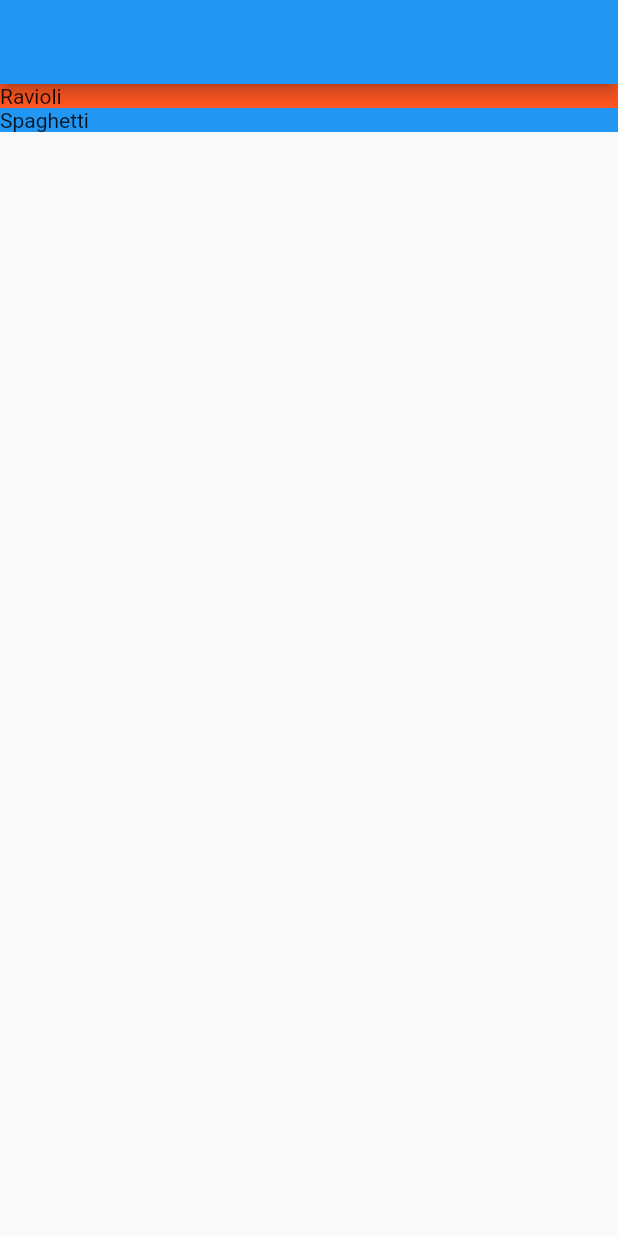
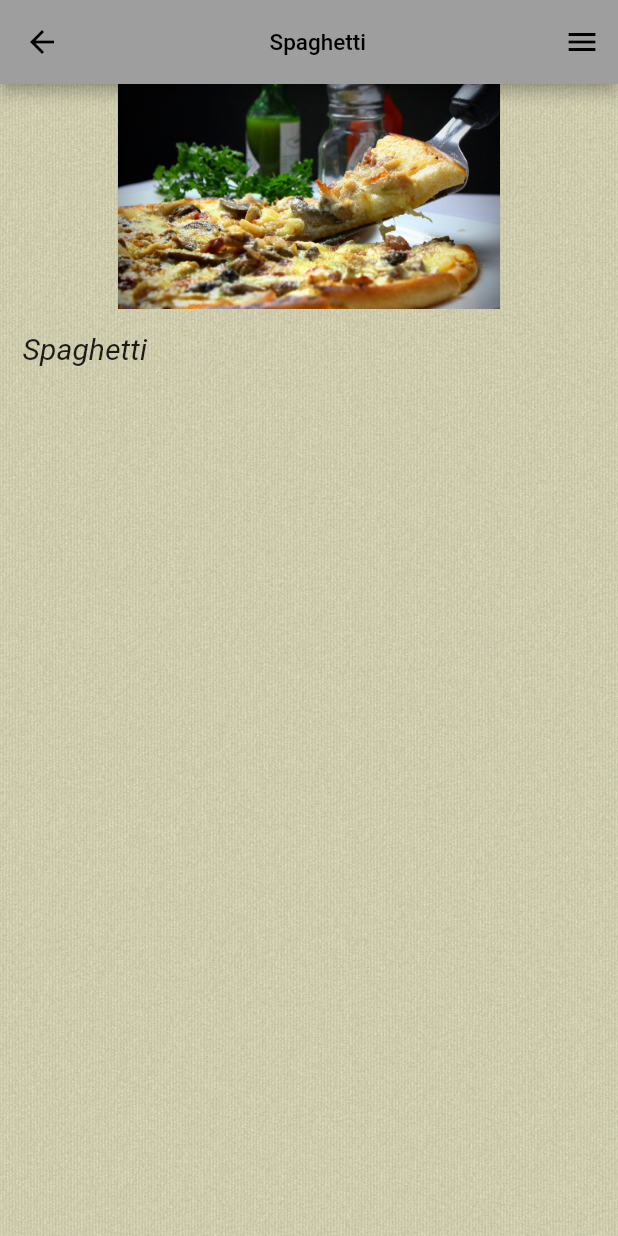
Before and after one commit to GawelSikora/recipe_notebook, a Flutter app: the screen it shows after launch, after a tap on "Spaghetti", on a phone screen of 412 x 824 dp. Run offline on Flutter 3.47's test engine with Material 2 defaults, Android fonts, the phone set to English and light mode, and no system bars; our stand-ins replace bloc, flutter_bloc.

Commit message:
Desing Pages

```diff
--- /dev/null
+++ b/lib/cubit/main_cubit.dart
@@ -0,0 +1,22 @@
+import 'package:bloc/bloc.dart';
+import 'package:meta/meta.dart';
+
+part 'main_state.dart';
+
+
+class MainCubit extends Cubit<MainState> {
+  MainCubit() : super(MainState()
+
+
+
+
+
+
+
+
+
+
+
+
+  );
+}
--- /dev/null
+++ b/lib/cubit/main_state.dart
@@ -0,0 +1,3 @@
+part of 'main_cubit.dart';
+
+class MainState {}
--- a/lib/main.dart
+++ b/lib/main.dart
@@ -1,4 +1,6 @@
 import 'package:flutter/material.dart';
+import 'package:flutter_bloc/flutter_bloc.dart';
+import 'package:recipe_notebook/cubit/main_cubit.dart';
 import 'package:recipe_notebook/pages/home_page.dart';
 
 void main() {
@@ -8,16 +10,17 @@ void main() {
 class MyApp extends StatelessWidget {
   const MyApp({super.key});
 
-
   @override
   Widget build(BuildContext context) {
-    return MaterialApp(
-      title: 'Flutter Demo',
-      theme: ThemeData(
-
-        primarySwatch: Colors.blue,
+    return BlocProvider(
+      create: (context) => MainCubit(),
+      child: MaterialApp(
+        title: 'Flutter Demo',
+        theme: ThemeData(
+          primarySwatch: Colors.grey,
+        ),
+        home: const HomePage(),
       ),
-      home: const HomePage(),
     );
   }
 }
--- a/lib/pages/home_page.dart
+++ b/lib/pages/home_page.dart
@@ -1,19 +1,39 @@
 import 'package:flutter/material.dart';
+import 'package:recipe_notebook/utilities/background.dart';
 import 'package:recipe_notebook/utilities/meal_name.dart';
 
-class HomePage extends StatelessWidget {
+class HomePage extends StatefulWidget {
   const HomePage({
     super.key,
   });
 
   @override
+  State<HomePage> createState() => _HomePageState();
+}
+
+var mealName = '';
+
+class _HomePageState extends State<HomePage> {
+  @override
   Widget build(BuildContext context) {
     return Scaffold(
+      backgroundColor: Colors.green[900],
       appBar: AppBar(),
-      body: ListView(
-        children: const [
-          MealName('Ravioli'),
-          MealName('Spaghetti'),
+      body: Stack(
+        children: [
+          const Background3(),
+          ListView(
+            children: [
+              const SizedBox(
+                height: 10,
+              ),
+              MealName(mealName, 'Joanna'),
+              const MealName('Spaghetti', 'Barbara'),
+              const SizedBox(
+                height: 50,
+              )
+            ],
+          ),
         ],
       ),
     );
--- /dev/null
+++ b/lib/pages/single_recipe_page.dart
@@ -0,0 +1,77 @@
+import 'package:flutter/material.dart';
+import 'package:recipe_notebook/utilities/background.dart';
+
+class SingleRecipePage extends StatefulWidget {
+  const SingleRecipePage(this.mealName, {super.key});
+  final String mealName;
+
+  @override
+  State<SingleRecipePage> createState() => _SingleRecipePageState();
+}
+
+class _SingleRecipePageState extends State<SingleRecipePage> {
+  @override
+  Widget build(BuildContext context) {
+    final mealName = widget.mealName;
+    return Scaffold(
+      backgroundColor: Colors.yellow[100],
+      appBar: AppBar(
+        title: Center(
+            child: Text(' $mealName', style: const TextStyle(fontSize: 15))),
+      ),
+      endDrawer: Drawer(
+          backgroundColor: Colors.green[300],
+          semanticLabel: 'Ingredients',
+          child: SafeArea(
+            child: SizedBox(
+              child: Stack(
+                children: [
+                  const Background3(),
+                  ListView(
+                    children: const [
+                      Center(
+                        child: Text(
+                          'Ingredients',
+                          style: TextStyle(
+                              fontSize: 25, fontStyle: FontStyle.italic),
+                        ),
+                      ),
+                      Padding(
+                        padding: EdgeInsets.all(8.0),
+                        child: Text(
+                          'Ingredients',
+                          style: TextStyle(
+                              fontSize: 20, fontStyle: FontStyle.italic),
+                        ),
+                      ),
+                    ],
+                  ),
+                ],
+              ),
+            ),
+          )),
+      body: Stack(
+        children: [
+          const Background3(),
+          ListView(
+            children: [
+              const Image(
+                image: AssetImage('assets/images/pizza.jpg'),
+                height: 150,
+              ),
+              Padding(
+                padding: const EdgeInsets.all(15.0),
+                child: SizedBox(
+                    child: Text(
+                  widget.mealName,
+                  style: const TextStyle(
+                      fontSize: 20, fontStyle: FontStyle.italic),
+                )),
+              ),
+            ],
+          ),
+        ],
+      ),
+    );
+  }
+}
--- /dev/null
+++ b/lib/utilities/background.dart
@@ -0,0 +1,43 @@
+import 'package:flutter/material.dart';
+
+class Background extends StatelessWidget {
+  const Background({super.key});
+
+  @override
+  Widget build(BuildContext context) {
+    return GridView.builder(
+        gridDelegate: const SliverGridDelegateWithFixedCrossAxisCount(
+            crossAxisCount: 1, crossAxisSpacing: 0, mainAxisSpacing: 0),
+        itemBuilder: (context, index) {
+          return const Image(image: AssetImage('assets/images/veg.png'));
+        });
+  }
+}
+
+class Background2 extends StatelessWidget {
+  const Background2({super.key});
+
+  @override
+  Widget build(BuildContext context) {
+    return GridView.builder(
+        gridDelegate: const SliverGridDelegateWithFixedCrossAxisCount(
+            crossAxisCount: 1, crossAxisSpacing: 0, mainAxisSpacing: 0),
+        itemBuilder: (context, index) {
+          return const Image(image: AssetImage('assets/images/wood8.jpg'));
+        });
+  }
+}
+
+class Background3 extends StatelessWidget {
+  const Background3({super.key});
+
+  @override
+  Widget build(BuildContext context) {
+    return GridView.builder(
+        gridDelegate: const SliverGridDelegateWithFixedCrossAxisCount(
+            crossAxisCount: 1, crossAxisSpacing: 0, mainAxisSpacing: 0),
+        itemBuilder: (context, index) {
+          return const Image(image: AssetImage('assets/images/paper4.jpg'));
+        });
+  }
+}
--- a/lib/utilities/meal_name.dart
+++ b/lib/utilities/meal_name.dart
@@ -1,7 +1,12 @@
+import 'dart:async';
+
 import 'package:flutter/material.dart';
+import 'package:recipe_notebook/pages/single_recipe_page.dart';
 
 class MealName extends StatefulWidget {
-  const MealName(this.mealName, {super.key});
+  const MealName(this.mealName, this.userName, {super.key});
+
+  final String userName;
 
   final String mealName;
 
@@ -18,11 +23,61 @@ class _MyWidgetState extends State<MealName> {
         setState(() {
           isPressed = true;
         });
+        Timer(const Duration(milliseconds: 250), (() {
+          setState(() {
+            isPressed = false;
+          });
+        }));
+        Timer(const Duration(milliseconds: 500), (() {
+          Navigator.of(context).push(MaterialPageRoute(
+              builder: (_) => SingleRecipePage(widget.mealName)));
+        }));
       },
-      child: AnimatedContainer(
-        duration: const Duration(milliseconds: 100),
-        color: isPressed ? Colors.blue : Colors.deepOrange,
-        child: Text(widget.mealName),
+      child: Padding(
+        padding: const EdgeInsets.all(5.0),
+        child: AnimatedContainer(
+          decoration: BoxDecoration(
+            border: Border.all(width: 2),
+            boxShadow: isPressed
+                ? [
+                    const BoxShadow(
+                      color: Colors.white10,
+                      offset: Offset(-3, -3),
+                      blurRadius: 2,
+                      spreadRadius: 0.50,
+                    ),
+                    const BoxShadow(
+                      color: Colors.white30,
+                      offset: Offset(3, 3),
+                      blurRadius: 2,
+                      spreadRadius: 1.0,
+                    ),
+                  ]
+                : [],
+          ),
+          duration: const Duration(milliseconds: 50),
+          child: Row(
+            mainAxisAlignment: MainAxisAlignment.spaceBetween,
+            children: [
+              const Image(
+                image: AssetImage('assets/images/pizza.jpg'),
+                height: 70,
+              ),
+              Column(
+                children: [
+                  Text(
+                    widget.mealName,
+                    style: TextStyle(fontSize: 27, color: Colors.red[800]),
+                  ),
+                  Text(
+                    widget.userName,
+                    style: const TextStyle(fontSize: 15),
+                  ),
+                ],
+              ),
+            ],
+          ),
+        ),
       ),
     );
   }
--- a/pubspec.yaml
+++ b/pubspec.yaml
@@ -36,6 +36,7 @@ dependencies:
   # The following adds the Cupertino Icons font to your application.
   # Use with the CupertinoIcons class for iOS style icons.
   cupertino_icons: ^1.0.2
+  flutter_bloc: ^8.1.1
 
 dev_dependencies:
   flutter_test:
@@ -60,8 +61,8 @@ flutter:
   uses-material-design: true
 
   # To add assets to your application, add an assets section, like this:
-  # assets:
-  #   - images/a_dot_burr.jpeg
+  assets:
+    - assets/images/
   #   - images/a_dot_ham.jpeg
 
   # An image asset can refer to one or more resolution-specific "variants", see
```
Also changed, not shown: assets/images/paper.jpg (added), assets/images/paper1.png (added), assets/images/paper3.jpg (added), assets/images/paper4.jpg (added), assets/images/pizza.jpg (added), assets/images/veg.png (added), assets/images/veg1.svg (added), assets/images/veg2.png (added), assets/images/wood.png (added), assets/images/wood2.png (added), assets/images/wood8.jpg (added), pubspec.lock.
